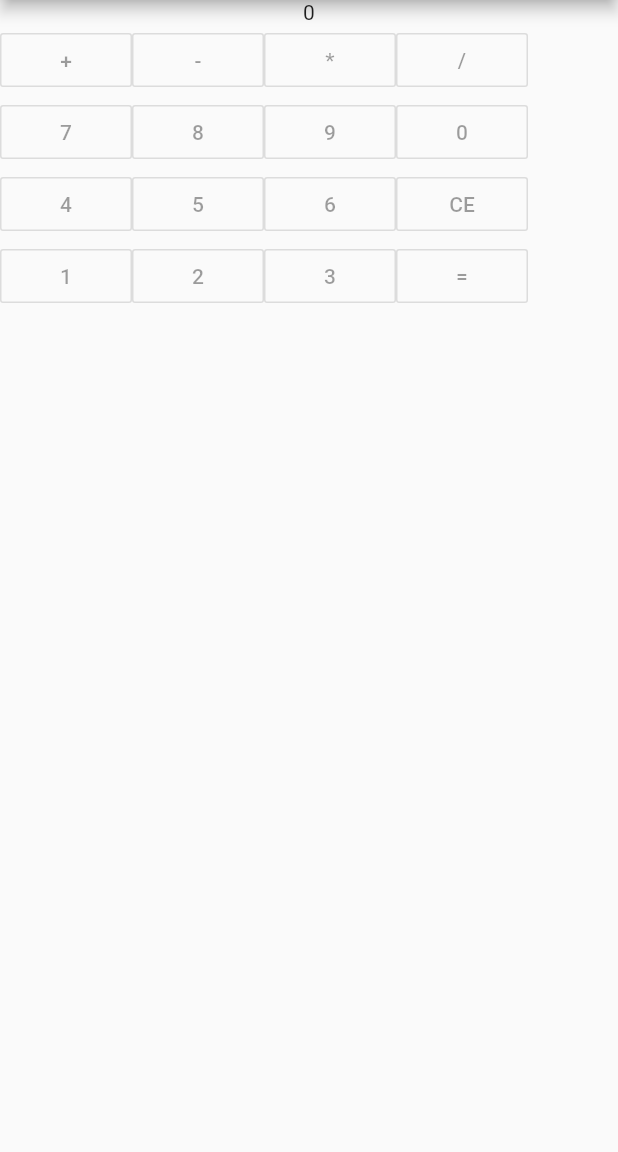
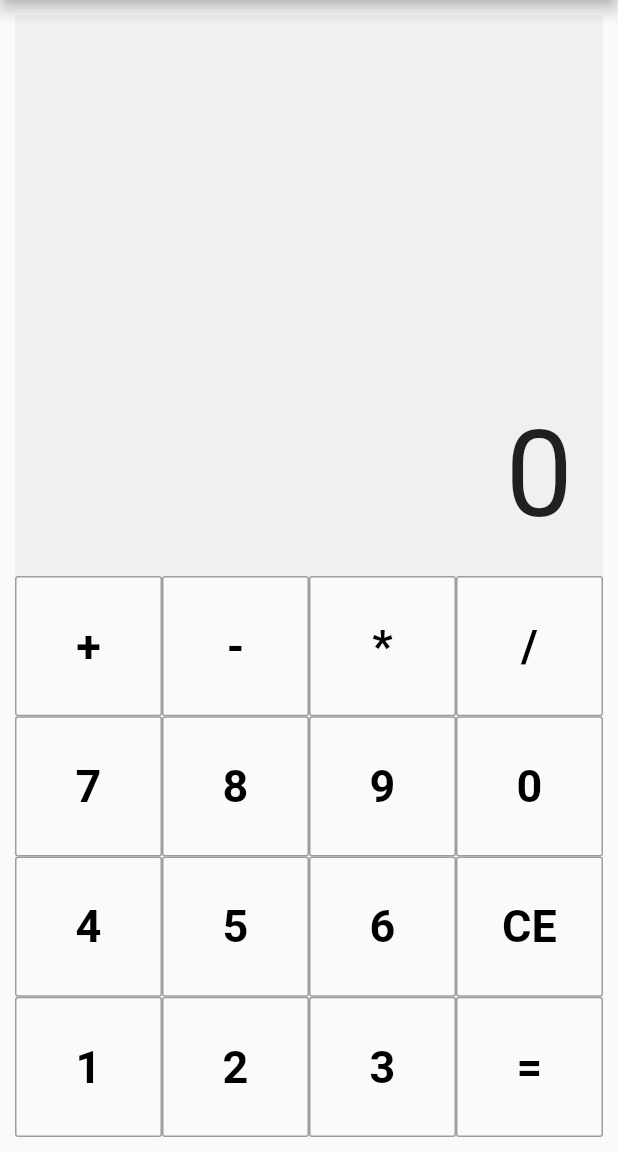
Before and after one commit to shanewilsonpro/simple_calculator_app, a Flutter app: the screen it shows after launch, on a phone screen of 412 x 824 dp, the part 84-1236 px from its top. Run offline on Flutter 3.47's test engine with Material 2 defaults, Android fonts, the phone set to English and light mode, and no system bars.

Commit message:
stying UI

```diff
--- a/lib/main.dart
+++ b/lib/main.dart
@@ -50,22 +50,41 @@ class MyHomePage extends StatefulWidget {
 }
 
 class _MyHomePageState extends State<MyHomePage> {
+  String displayString = '0';
+
   Widget createRow(String title1, String title2, String title3, String title4) {
-    return Row(
+    return Expanded(
+      child: Row(
         children: <Widget>[
           createButton(title1),
           createButton(title2),
           createButton(title3),
           createButton(title4),
         ],
+      ),
     );
   }
 
   Widget createButton(String title) {
-    return ButtonTheme(
+    return Expanded(
+      child: ButtonTheme(
+        height: double.infinity,
         child: OutlineButton(
-        onPressed: null,
-        child: Text(title),
+          onPressed: () => {},
+          child: Text(
+            title,
+            style: TextStyle(
+              fontSize: 30,
+              fontWeight: FontWeight.bold,
+              color: Colors.black,
+            ),
+          ),
+          borderSide: BorderSide(
+            color: Colors.grey,
+            width: 1,
+          ),
+          highlightedBorderColor: Colors.black,
+        ),
       ),
     );
   }
@@ -76,15 +95,27 @@ class _MyHomePageState extends State<MyHomePage> {
       appBar: AppBar(
         title: Text(widget.title),
       ),
-      body: Center(
+      body: Padding(
+        padding: EdgeInsets.all(10.0),
         child: Column(
           children: <Widget>[
-            Container(
+            Expanded(
+              child: Container(
+                color: Color.fromARGB(10, 0, 0, 0),
+                child: Padding(
+                  padding: const EdgeInsets.all(20.0),
+                  child: Align(
+                    alignment: FractionalOffset.bottomRight,
                     child: Text(
-                '0',
+                      displayString,
+                      style: TextStyle(fontSize: 80),
                     ),
                   ),
-            Column(
+                ),
+              ),
+            ),
+            Expanded(
+              child: Column(
                 children: <Widget>[
                   createRow('+', '-', '*', '/'),
                   createRow('7', '8', '9', '0'),
@@ -92,6 +123,7 @@ class _MyHomePageState extends State<MyHomePage> {
                   createRow('1', '2', '3', '='),
                 ],
               ),
+            ),
           ],
         ),
       ),
```
Lines whose indentation alone changed are shown as unchanged.
